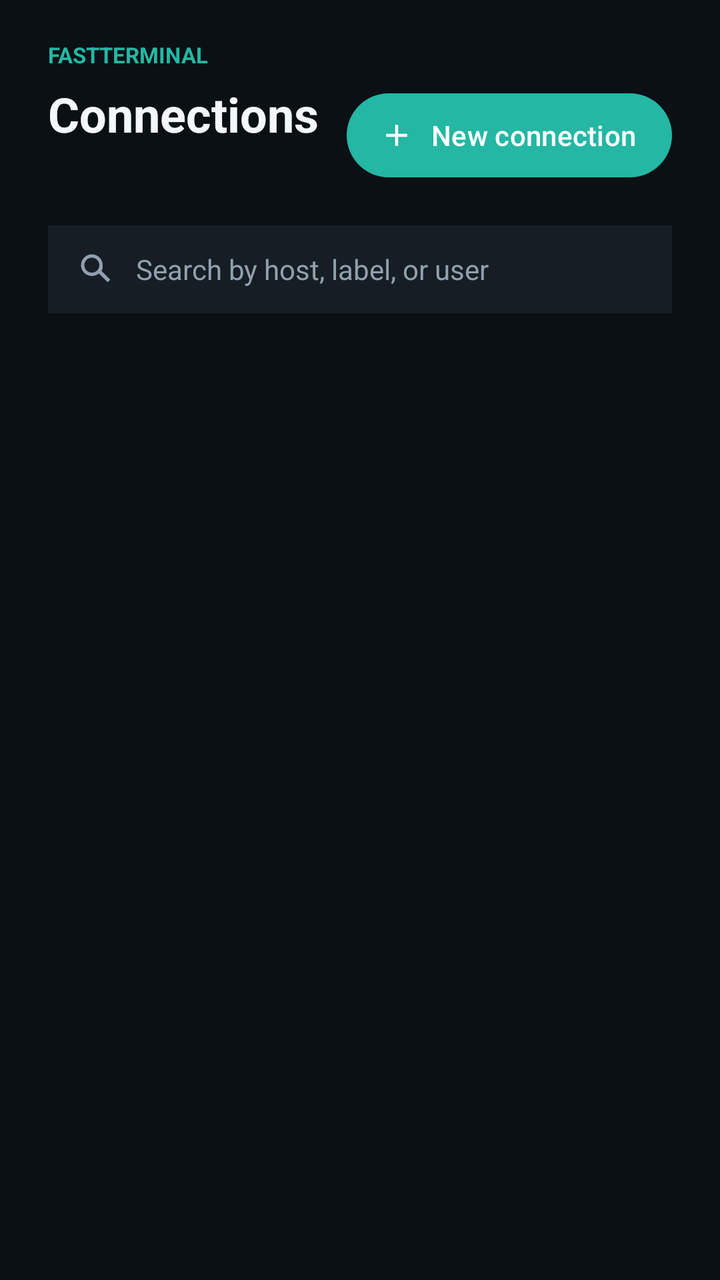
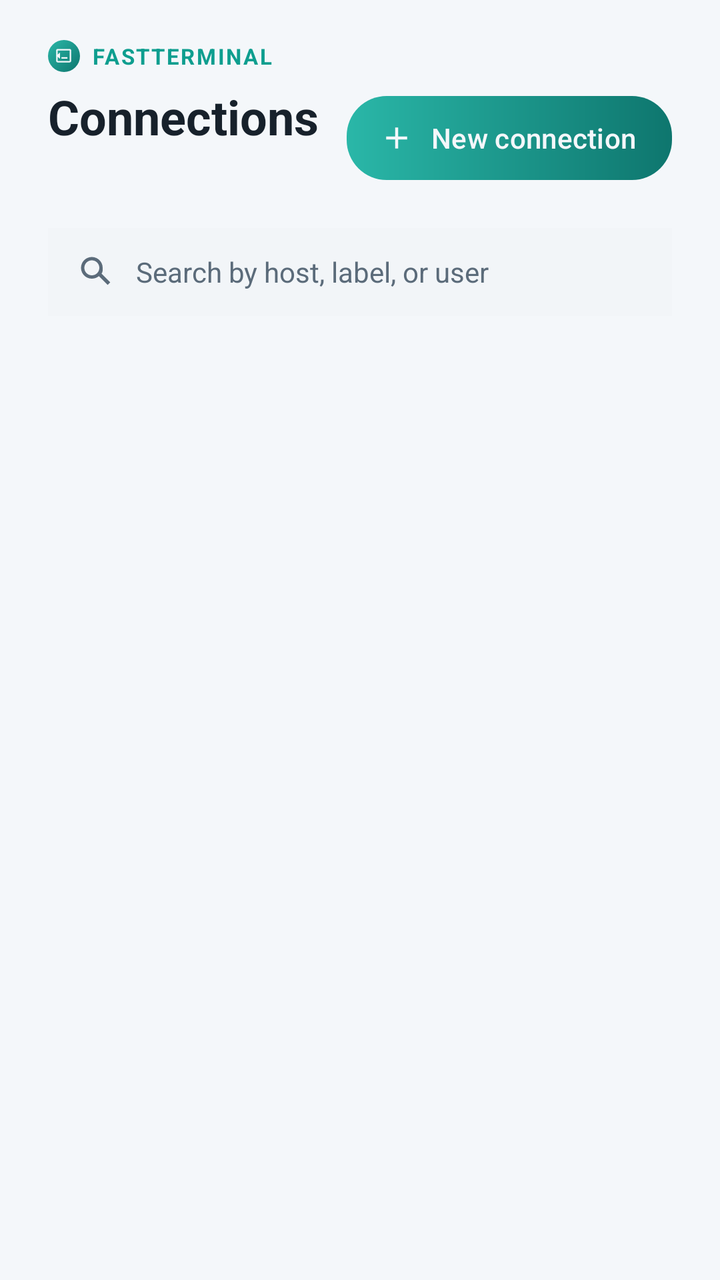

Screens rendered from an Android XML layout before and after an edit, with the pre-edit source and the edit as a unified diff.
<!-- AndroidManifest.xml: application theme Theme.AndroidTerminal -->
<!-- res/layout/panel_connections.xml -->
<?xml version="1.0" encoding="utf-8"?>
<LinearLayout xmlns:android="http://schemas.android.com/apk/res/android"
    xmlns:app="http://schemas.android.com/apk/res-auto"
    android:layout_width="match_parent"
    android:layout_height="match_parent"
    android:background="@color/terminal_background"
    android:orientation="vertical">

    <LinearLayout
        android:layout_width="match_parent"
        android:layout_height="wrap_content"
        android:orientation="vertical"
        android:paddingStart="24dp"
        android:paddingTop="20dp"
        android:paddingEnd="24dp"
        android:paddingBottom="14dp">

        <TextView
            android:id="@+id/connections_brand_label"
            android:layout_width="wrap_content"
            android:layout_height="wrap_content"
            android:text="@string/app_name"
            android:textColor="@color/brand"
            android:textSize="11sp"
            android:textStyle="bold"
            android:textAllCaps="true" />

        <LinearLayout
            android:layout_width="match_parent"
            android:layout_height="wrap_content"
            android:layout_marginTop="6dp"
            android:gravity="center_vertical"
            android:orientation="horizontal">

            <LinearLayout
                android:layout_width="0dp"
                android:layout_height="wrap_content"
                android:layout_weight="1"
                android:orientation="vertical">

                <TextView
                    android:id="@+id/connections_title"
                    android:layout_width="wrap_content"
                    android:layout_height="wrap_content"
                    android:text="@string/nav_connections"
                    android:textColor="@color/text_on_dark"
                    android:textSize="24sp"
                    android:textStyle="bold" />

                <TextView
                    android:id="@+id/connections_count"
                    android:layout_width="wrap_content"
                    android:layout_height="wrap_content"
                    android:layout_marginTop="4dp"
                    android:textColor="@color/text_muted_on_dark"
                    android:textSize="13sp" />
            </LinearLayout>

            <com.google.android.material.button.MaterialButton
                android:id="@+id/connections_add_button"
                android:layout_width="wrap_content"
                android:layout_height="42dp"
                android:insetTop="0dp"
                android:insetBottom="0dp"
                android:minWidth="0dp"
                android:paddingStart="16dp"
                android:paddingEnd="18dp"
                android:text="@string/new_connection_action_full"
                android:textAllCaps="false"
                app:icon="@drawable/ic_add"
                app:iconGravity="textStart"
                app:iconPadding="8dp"
                app:iconSize="18dp" />
        </LinearLayout>

        <LinearLayout
            android:id="@+id/connections_search_container"
            android:layout_width="match_parent"
            android:layout_height="44dp"
            android:layout_marginTop="18dp"
            android:background="@color/drawer_field_surface"
            android:gravity="center_vertical"
            android:orientation="horizontal"
            android:paddingStart="14dp"
            android:paddingEnd="8dp">

            <androidx.appcompat.widget.AppCompatImageView
                android:id="@+id/connections_search_icon"
                android:layout_width="20dp"
                android:layout_height="20dp"
                android:src="@drawable/ic_search"
                android:tint="@color/text_muted_on_dark" />

            <EditText
                android:id="@+id/connections_search"
                android:layout_width="0dp"
                android:layout_height="match_parent"
                android:layout_marginStart="10dp"
                android:layout_weight="1"
                android:background="@android:color/transparent"
                android:hint="@string/search_connections_hint"
                android:imeOptions="actionSearch"
                android:inputType="text"
                android:maxLines="1"
                android:textColor="@color/text_on_dark"
                android:textColorHint="@color/text_muted_on_dark"
                android:textSize="14sp" />

            <androidx.appcompat.widget.AppCompatImageButton
                android:id="@+id/connections_search_clear"
                android:layout_width="32dp"
                android:layout_height="32dp"
                android:background="?attr/selectableItemBackgroundBorderless"
                android:contentDescription="@string/clear_search_description"
                android:padding="7dp"
                android:src="@drawable/ic_close"
                android:tint="@color/text_muted_on_dark"
                android:visibility="gone" />
        </LinearLayout>
    </LinearLayout>

    <ScrollView
        android:layout_width="match_parent"
        android:layout_height="0dp"
        android:layout_weight="1"
        android:fillViewport="true">

        <FrameLayout
            android:layout_width="match_parent"
            android:layout_height="wrap_content">

            <LinearLayout
                android:id="@+id/connections_list"
                android:layout_width="match_parent"
                android:layout_height="wrap_content"
                android:orientation="vertical"
                android:paddingStart="24dp"
                android:paddingTop="4dp"
                android:paddingEnd="24dp"
                android:paddingBottom="24dp" />

            <LinearLayout
                android:id="@+id/connections_empty_state"
                android:layout_width="match_parent"
                android:layout_height="wrap_content"
                android:layout_gravity="center"
                android:layout_marginTop="80dp"
                android:gravity="center_horizontal"
                android:orientation="vertical"
                android:paddingStart="32dp"
                android:paddingEnd="32dp"
                android:visibility="gone">

                <TextView
                    android:layout_width="wrap_content"
                    android:layout_height="wrap_content"
                    android:text="@string/no_connections_title"
                    android:textColor="@color/text_on_dark"
                    android:textSize="18sp"
                    android:textStyle="bold" />

                <TextView
                    android:layout_width="wrap_content"
                    android:layout_height="wrap_content"
                    android:layout_marginTop="8dp"
                    android:gravity="center"
                    android:text="@string/no_connections_message"
                    android:textColor="@color/text_muted_on_dark"
                    android:textSize="13sp" />

                <com.google.android.material.button.MaterialButton
                    android:id="@+id/connections_empty_add_button"
                    android:layout_width="wrap_content"
                    android:layout_height="wrap_content"
                    android:layout_marginTop="20dp"
                    android:text="@string/add_first_connection"
                    android:textAllCaps="false" />
            </LinearLayout>
        </FrameLayout>
    </ScrollView>

</LinearLayout>
<!-- resources referenced by this layout -->
<resources>
  <color name="brand">#23B7A4</color>
  <color name="drawer_field_surface">#151D25</color>
  <color name="terminal_background">#0B1015</color>
  <color name="text_muted_on_dark">#91A0AD</color>
  <color name="text_on_dark">#F3F7FB</color>
  <!-- drawable ic_add (drawable) -->
  <?xml version="1.0" encoding="utf-8"?>
  <vector xmlns:android="http://schemas.android.com/apk/res/android"
      android:width="24dp"
      android:height="24dp"
      android:viewportWidth="24"
      android:viewportHeight="24"
      android:tint="?attr/colorControlNormal">
      <path android:fillColor="@android:color/white" android:pathData="M19,13h-6v6h-2v-6H5v-2h6V5h2v6h6v2z" />
  </vector>
  <!-- drawable ic_close (drawable) -->
  <?xml version="1.0" encoding="utf-8"?>
  <vector xmlns:android="http://schemas.android.com/apk/res/android"
      android:width="24dp"
      android:height="24dp"
      android:viewportWidth="24"
      android:viewportHeight="24"
      android:tint="?attr/colorControlNormal">
      <path android:fillColor="@android:color/white" android:pathData="M18.3,5.7L12,12l6.3,6.3 -1.4,1.4L10.6,13.4 4.3,19.7 2.9,18.3 9.2,12 2.9,5.7 4.3,4.3 10.6,10.6 16.9,4.3z" />
  </vector>
  <!-- drawable ic_search (drawable) -->
  <?xml version="1.0" encoding="utf-8"?>
  <vector xmlns:android="http://schemas.android.com/apk/res/android"
      android:width="24dp"
      android:height="24dp"
      android:viewportWidth="24"
      android:viewportHeight="24"
      android:tint="?attr/colorControlNormal">
      <path android:fillColor="@android:color/white" android:pathData="M9.5,3C5.9,3 3,5.9 3,9.5S5.9,16 9.5,16c1.6,0 3.1,-0.6 4.2,-1.5L19,19.7 20.5,18.2 15.3,13C16.1,12 16,10.8 16,9.5 16,5.9 13.1,3 9.5,3zM9.5,5C12,5 14,7 14,9.5S12,14 9.5,14 5,12 5,9.5 7,5 9.5,5z" />
  </vector>
  <style name="Theme.AndroidTerminal" parent="Theme.Material3.Light.NoActionBar">
          <item name="colorPrimary">@color/brand</item>
          <item name="colorSecondary">@color/brand</item>
          <item name="android:statusBarColor">@color/top_bar_surface</item>
          <item name="android:navigationBarColor">@android:color/white</item>
          <item name="android:windowLightStatusBar" tools:targetApi="m">false</item>
      </style>
  <color name="top_bar_surface">#111820</color>
  <!-- unchanged entries left out for length: 8 -->
</resources>

<!-- the commit's change to res/layout/panel_connections.xml (unified diff, before → after) -->
@@ -15,15 +15,38 @@
         android:paddingEnd="24dp"
         android:paddingBottom="14dp">
 
-        <TextView
-            android:id="@+id/connections_brand_label"
+        <LinearLayout
             android:layout_width="wrap_content"
             android:layout_height="wrap_content"
-            android:text="@string/app_name"
-            android:textColor="@color/brand"
-            android:textSize="11sp"
-            android:textStyle="bold"
-            android:textAllCaps="true" />
+            android:gravity="center_vertical"
+            android:orientation="horizontal">
+
+            <FrameLayout
+                android:layout_width="16dp"
+                android:layout_height="16dp"
+                android:background="@drawable/bg_logo_gradient">
+
+                <androidx.appcompat.widget.AppCompatImageView
+                    android:layout_width="9dp"
+                    android:layout_height="9dp"
+                    android:layout_gravity="center"
+                    android:contentDescription="@string/app_name"
+                    android:src="@drawable/ic_terminal"
+                    android:tint="@color/terminal_background" />
+            </FrameLayout>
+
+            <TextView
+                android:id="@+id/connections_brand_label"
+                android:layout_width="wrap_content"
+                android:layout_height="wrap_content"
+                android:layout_marginStart="6dp"
+                android:letterSpacing="0.08"
+                android:text="@string/app_name"
+                android:textColor="@color/brand"
+                android:textSize="11sp"
+                android:textStyle="bold"
+                android:textAllCaps="true" />
+        </LinearLayout>
 
         <LinearLayout
             android:layout_width="match_parent"
@@ -60,6 +83,7 @@
                 android:id="@+id/connections_add_button"
                 android:layout_width="wrap_content"
                 android:layout_height="42dp"
+                android:background="@drawable/bg_button_primary_gradient"
                 android:insetTop="0dp"
                 android:insetBottom="0dp"
                 android:minWidth="0dp"
@@ -67,10 +91,13 @@
                 android:paddingEnd="18dp"
                 android:text="@string/new_connection_action_full"
                 android:textAllCaps="false"
+                android:textColor="@color/terminal_background"
+                app:backgroundTint="@null"
                 app:icon="@drawable/ic_add"
                 app:iconGravity="textStart"
                 app:iconPadding="8dp"
-                app:iconSize="18dp" />
+                app:iconSize="18dp"
+                app:iconTint="@color/terminal_background" />
         </LinearLayout>
 
         <LinearLayout
@@ -151,9 +178,24 @@
                 android:paddingEnd="32dp"
                 android:visibility="gone">
 
-                <TextView
-                    android:layout_width="wrap_content"
-                    android:layout_height="wrap_content"
+                <FrameLayout
+                    android:layout_width="64dp"
+                    android:layout_height="64dp"
+                    android:background="@drawable/bg_empty_icon_circle">
+
+                    <androidx.appcompat.widget.AppCompatImageView
+                        android:layout_width="28dp"
+                        android:layout_height="28dp"
+                        android:layout_gravity="center"
+                        android:contentDescription="@string/nav_connections"
+                        android:src="@drawable/ic_server"
+                        android:tint="@color/brand" />
+                </FrameLayout>
+
+                <TextView
+                    android:layout_width="wrap_content"
+                    android:layout_height="wrap_content"
+                    android:layout_marginTop="20dp"
                     android:text="@string/no_connections_title"
                     android:textColor="@color/text_on_dark"
                     android:textSize="18sp"
@@ -172,9 +214,12 @@
                     android:id="@+id/connections_empty_add_button"
                     android:layout_width="wrap_content"
                     android:layout_height="wrap_content"
-                    android:layout_marginTop="20dp"
+                    android:layout_marginTop="24dp"
+                    android:background="@drawable/bg_button_primary_gradient"
                     android:text="@string/add_first_connection"
-                    android:textAllCaps="false" />
+                    android:textAllCaps="false"
+                    android:textColor="@color/terminal_background"
+                    app:backgroundTint="@null" />
             </LinearLayout>
         </FrameLayout>
     </ScrollView>
<!-- resource entries referenced after the edit -->
@@ -1,10 +1,36 @@
 <!-- resources referenced by this layout -->
 <resources>
-  <color name="brand">#23B7A4</color>
-  <color name="drawer_field_surface">#151D25</color>
-  <color name="terminal_background">#0B1015</color>
-  <color name="text_muted_on_dark">#91A0AD</color>
-  <color name="text_on_dark">#F3F7FB</color>
+  <color name="brand">#0E9E8F</color>
+  <color name="drawer_field_surface">#F2F5F8</color>
+  <color name="terminal_background">#F4F7FA</color>
+  <color name="text_muted_on_dark">#5B6B7A</color>
+  <color name="text_on_dark">#17212B</color>
+  <!-- drawable bg_button_primary_gradient (drawable) -->
+  <?xml version="1.0" encoding="utf-8"?>
+  <shape xmlns:android="http://schemas.android.com/apk/res/android"
+      android:shape="rectangle">
+      <gradient
+          android:startColor="@color/brand_gradient_start"
+          android:endColor="@color/brand_gradient_end"
+          android:angle="0" />
+      <corners android:radius="20dp" />
+  </shape>
+  <!-- drawable bg_empty_icon_circle (drawable) -->
+  <?xml version="1.0" encoding="utf-8"?>
+  <shape xmlns:android="http://schemas.android.com/apk/res/android"
+      android:shape="oval">
+      <solid android:color="@color/brand_glow" />
+  </shape>
+  <!-- drawable bg_logo_gradient (drawable) -->
+  <?xml version="1.0" encoding="utf-8"?>
+  <shape xmlns:android="http://schemas.android.com/apk/res/android"
+      android:shape="rectangle">
+      <gradient
+          android:startColor="@color/brand_gradient_start"
+          android:endColor="@color/brand_gradient_end"
+          android:angle="315" />
+      <corners android:radius="9dp" />
+  </shape>
   <!-- drawable ic_add (drawable) -->
   <?xml version="1.0" encoding="utf-8"?>
   <vector xmlns:android="http://schemas.android.com/apk/res/android"
@@ -13,7 +39,7 @@
       android:viewportWidth="24"
       android:viewportHeight="24"
       android:tint="?attr/colorControlNormal">
-      <path android:fillColor="@android:color/white" android:pathData="M19,13h-6v6h-2v-6H5v-2h6V5h2v6h6v2z" />
+      <path android:fillColor="@color/text_on_dark" android:pathData="M19,13h-6v6h-2v-6H5v-2h6V5h2v6h6v2z" />
   </vector>
   <!-- drawable ic_close (drawable) -->
   <?xml version="1.0" encoding="utf-8"?>
@@ -23,7 +49,7 @@
       android:viewportWidth="24"
       android:viewportHeight="24"
       android:tint="?attr/colorControlNormal">
-      <path android:fillColor="@android:color/white" android:pathData="M18.3,5.7L12,12l6.3,6.3 -1.4,1.4L10.6,13.4 4.3,19.7 2.9,18.3 9.2,12 2.9,5.7 4.3,4.3 10.6,10.6 16.9,4.3z" />
+      <path android:fillColor="@color/text_on_dark" android:pathData="M18.3,5.7L12,12l6.3,6.3 -1.4,1.4L10.6,13.4 4.3,19.7 2.9,18.3 9.2,12 2.9,5.7 4.3,4.3 10.6,10.6 16.9,4.3z" />
   </vector>
   <!-- drawable ic_search (drawable) -->
   <?xml version="1.0" encoding="utf-8"?>
@@ -33,16 +59,83 @@
       android:viewportWidth="24"
       android:viewportHeight="24"
       android:tint="?attr/colorControlNormal">
-      <path android:fillColor="@android:color/white" android:pathData="M9.5,3C5.9,3 3,5.9 3,9.5S5.9,16 9.5,16c1.6,0 3.1,-0.6 4.2,-1.5L19,19.7 20.5,18.2 15.3,13C16.1,12 16,10.8 16,9.5 16,5.9 13.1,3 9.5,3zM9.5,5C12,5 14,7 14,9.5S12,14 9.5,14 5,12 5,9.5 7,5 9.5,5z" />
+      <path android:fillColor="@color/text_on_dark" android:pathData="M9.5,3C5.9,3 3,5.9 3,9.5S5.9,16 9.5,16c1.6,0 3.1,-0.6 4.2,-1.5L19,19.7 20.5,18.2 15.3,13C16.1,12 16,10.8 16,9.5 16,5.9 13.1,3 9.5,3zM9.5,5C12,5 14,7 14,9.5S12,14 9.5,14 5,12 5,9.5 7,5 9.5,5z" />
   </vector>
-  <style name="Theme.AndroidTerminal" parent="Theme.Material3.Light.NoActionBar">
+  <!-- drawable ic_server (drawable) -->
+  <?xml version="1.0" encoding="utf-8"?>
+  <vector xmlns:android="http://schemas.android.com/apk/res/android"
+      android:width="24dp"
+      android:height="24dp"
+      android:viewportWidth="24"
+      android:viewportHeight="24"
+      android:tint="?attr/colorControlNormal">
+      <path android:fillColor="@color/text_on_dark" android:pathData="M4,3h16c1.1,0 2,0.9 2,2v5c0,1.1 -0.9,2 -2,2H4c-1.1,0 -2,-0.9 -2,-2V5c0,-1.1 0.9,-2 2,-2zM4,5v5h16V5H4zM6,7h2v1H6V7zM10,7h2v1h-2V7zM4,13h16c1.1,0 2,0.9 2,2v4c0,1.1 -0.9,2 -2,2H4c-1.1,0 -2,-0.9 -2,-2v-4c0,-1.1 0.9,-2 2,-2zM4,15v4h16v-4H4zM6,16.5h2v1H6v-1zM10,16.5h2v1h-2v-1z" />
+  </vector>
+  <!-- drawable ic_terminal (drawable) -->
+  <vector xmlns:android="http://schemas.android.com/apk/res/android"
+      android:width="24dp"
+      android:height="24dp"
+      android:viewportWidth="24"
+      android:viewportHeight="24">
+      <path
+          android:fillColor="@color/text_on_dark"
+          android:pathData="M20,19H4V5H20M20,3H4C2.89,3 2,3.89 2,5V19C2,20.11 2.89,21 4,21H20C21.11,21 22,20.11 22,19V5C22,3.89 21.11,3 20,3Z" />
+      <path
+          android:fillColor="@color/text_on_dark"
+          android:pathData="M7,8L2,12L7,16V8Z" />
+      <path
+          android:fillColor="@color/text_on_dark"
+          android:pathData="M9,16H17V14H9V16Z" />
+  </vector>
+  <style name="Theme.AndroidTerminal" parent="Theme.Material3.DayNight.NoActionBar">
           <item name="colorPrimary">@color/brand</item>
+          <item name="colorOnPrimary">@color/terminal_background</item>
           <item name="colorSecondary">@color/brand</item>
+          <item name="colorSurface">@color/dialog_surface</item>
+          <item name="colorOnSurface">@color/text_on_dark</item>
+          <item name="colorSurfaceVariant">@color/drawer_surface</item>
+          <item name="colorOnSurfaceVariant">@color/text_muted_on_dark</item>
+          <item name="colorSurfaceContainer">@color/dialog_surface</item>
+          <item name="colorSurfaceContainerLow">@color/dialog_surface</item>
+          <item name="colorSurfaceContainerHigh">@color/card_surface</item>
+          <item name="colorSurfaceContainerHighest">@color/card_surface</item>
+          <item name="colorOutline">@color/drawer_field_stroke</item>
+          <item name="colorOutlineVariant">@color/drawer_field_stroke</item>
+          <item name="android:colorBackground">@color/terminal_background</item>
+          <item name="android:windowBackground">@color/terminal_background</item>
+          <item name="colorError">@color/status_error</item>
           <item name="android:statusBarColor">@color/top_bar_surface</item>
-          <item name="android:navigationBarColor">@android:color/white</item>
-          <item name="android:windowLightStatusBar" tools:targetApi="m">false</item>
+          <item name="android:navigationBarColor">@color/terminal_background</item>
+          <item name="android:windowLightStatusBar" tools:targetApi="m">true</item>
+          <item name="popupMenuStyle">@style/Widget.AndroidTerminal.PopupMenu</item>
       </style>
-  <color name="top_bar_surface">#111820</color>
+  <color name="brand_gradient_start">#2AB7A8</color>
+  <color name="brand_gradient_end">#0E766E</color>
+  <color name="brand_glow">#332BC67D</color>
+  <color name="dialog_surface">#FFFFFF</color>
+  <color name="drawer_surface">#FFFFFF</color>
+  <color name="card_surface">#FFFFFF</color>
+  <color name="drawer_field_stroke">#D8E0E8</color>
+  <color name="status_error">#D9534F</color>
+  <color name="top_bar_surface">#FFFFFF</color>
+  <style name="Widget.AndroidTerminal.PopupMenu" parent="Widget.Material3.PopupMenu">
+          <item name="android:popupBackground">@drawable/bg_popup_menu</item>
+      </style>
+  <!-- drawable bg_popup_menu (drawable) -->
+  <?xml version="1.0" encoding="utf-8"?>
+  <shape xmlns:android="http://schemas.android.com/apk/res/android"
+      android:shape="rectangle">
+      <solid android:color="@color/card_surface" />
+      <corners android:radius="12dp" />
+      <stroke
+          android:width="1dp"
+          android:color="@color/drawer_field_stroke" />
+      <padding
+          android:left="4dp"
+          android:top="4dp"
+          android:right="4dp"
+          android:bottom="4dp" />
+  </shape>
   <!-- unchanged entries left out for length: 8 -->
 </resources>
 
